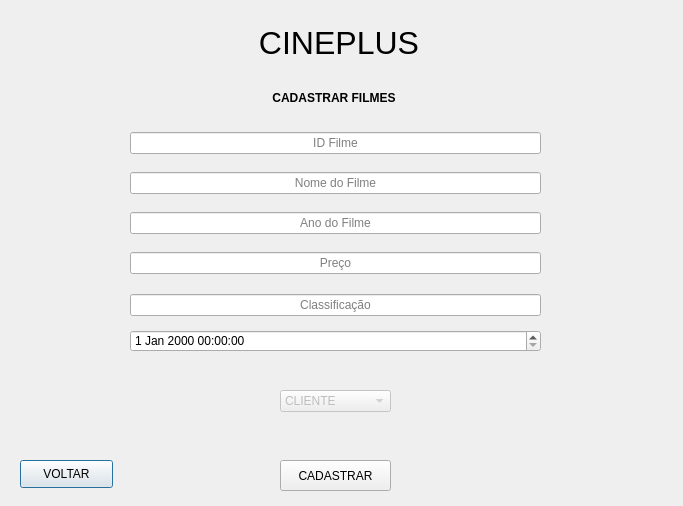
Before: the Qt Designer form TELA_DPS_CADASTRAR_FUNC.ui in Josmateussilva0110/PROJETO_POO, drawn with Qt 5.
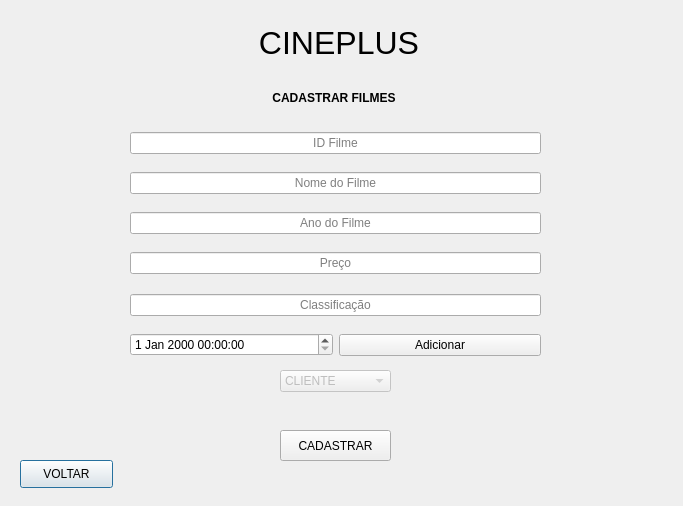
After: the same form once the commit is applied.

Commit message: Falta apagar e adicionar horarios

```diff
--- a/TELA_DPS_CADASTRAR_FUNC.ui
+++ b/TELA_DPS_CADASTRAR_FUNC.ui
@@ -144,7 +144,7 @@
    <property name="geometry">
     <rect>
      <x>280</x>
-     <y>460</y>
+     <y>430</y>
      <width>111</width>
      <height>31</height>
     </rect>
@@ -182,7 +182,7 @@
    <property name="geometry">
     <rect>
      <x>280</x>
-     <y>390</y>
+     <y>370</y>
      <width>111</width>
      <height>22</height>
     </rect>
@@ -204,15 +204,27 @@
     </property>
    </item>
   </widget>
-  <widget class="QDateTimeEdit" name="dateTimeEdit">
+  <widget class="QWidget" name="">
    <property name="geometry">
     <rect>
      <x>130</x>
      <y>330</y>
      <width>411</width>
-     <height>22</height>
+     <height>30</height>
     </rect>
    </property>
+   <layout class="QHBoxLayout" name="horizontalLayout_6">
+    <item>
+     <widget class="QDateTimeEdit" name="dateTimeEdit"/>
+    </item>
+    <item>
+     <widget class="QPushButton" name="pushButton_2">
+      <property name="text">
+       <string>Adicionar</string>
+      </property>
+     </widget>
+    </item>
+   </layout>
   </widget>
  </widget>
  <resources/>
```
The commit also changes 7 other files.
